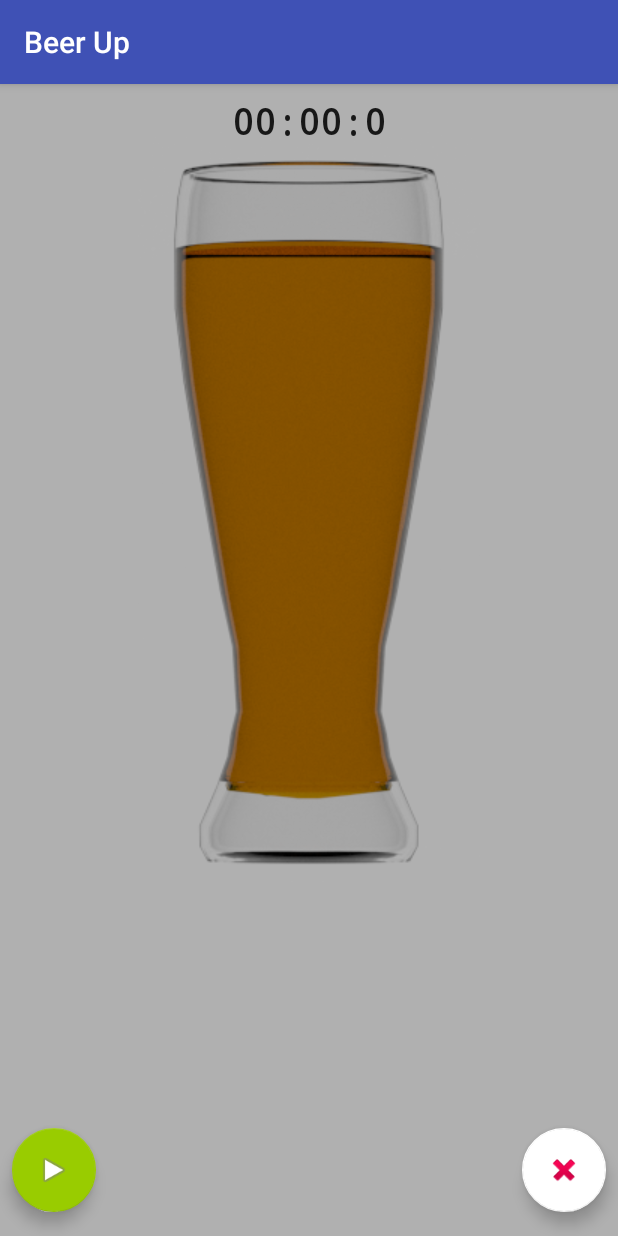
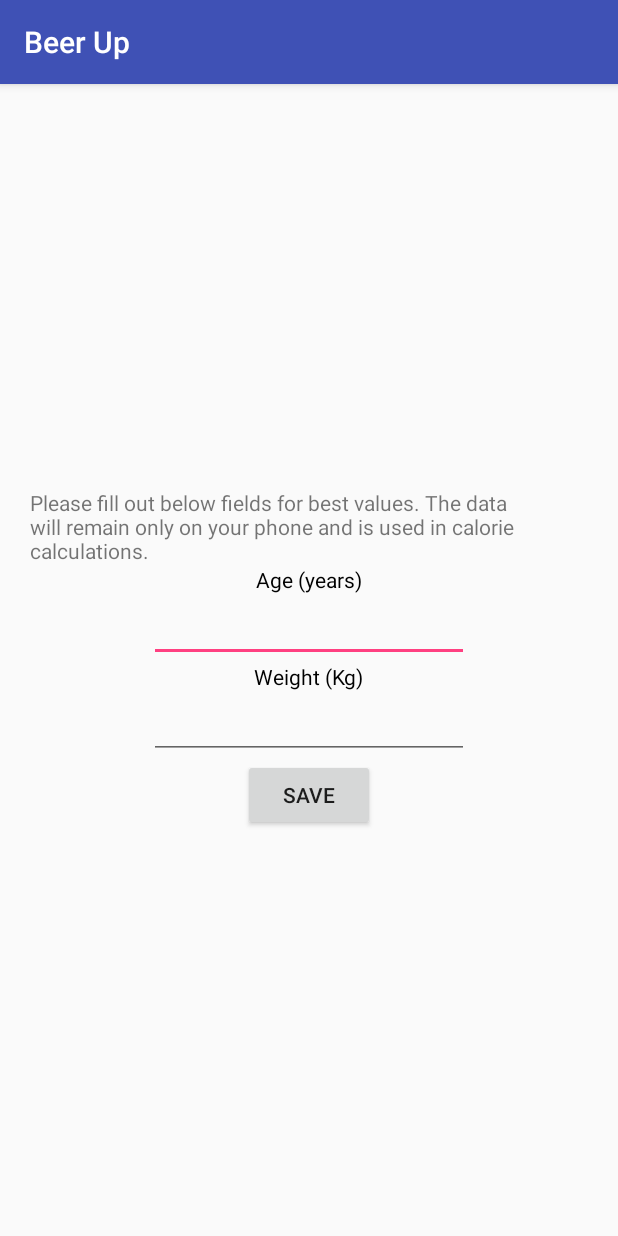
Before and after one commit to somleaciprian/BeerUp, an Android app: the screen it shows after launch (MainActivity), on a phone screen of 412 x 824 dp. Run offline under Robolectric (Android 15) with nearby library versions, the phone set to English and light mode, and no system bars.

Commit message:
added settings page

```diff
--- a/mobile/src/main/java/upsi/beerup/MainActivity.java
+++ b/mobile/src/main/java/upsi/beerup/MainActivity.java
@@ -1,9 +1,14 @@
 package upsi.beerup;
 
+import android.content.Context;
+import android.content.SharedPreferences;
+import android.support.v4.app.FragmentTransaction;
 import android.support.v7.app.AppCompatActivity;
 import android.os.Bundle;
+import android.text.TextUtils;
 
 public class MainActivity extends AppCompatActivity {
+    SharedPreferences sharedPref;
 
     @Override
     protected void onCreate(Bundle savedInstanceState) {
@@ -11,8 +16,21 @@ public class MainActivity extends AppCompatActivity {
         setContentView(R.layout.activity_main);
 
         if (savedInstanceState == null) {
-            MainFragment mf = (MainFragment)
-                    getSupportFragmentManager().findFragmentById(R.id.mainFragment);
+            sharedPref = getSharedPreferences("myPref", Context.MODE_PRIVATE);
+            String  age = sharedPref.getString("age","");
+
+            if (TextUtils.isEmpty(age)) {
+                SettingsFragment sf = new SettingsFragment();
+                FragmentTransaction transaction = getSupportFragmentManager().beginTransaction();
+                transaction.replace(R.id.fragment_container, sf);
+                transaction.commit();
+            }
+            else {
+                MainFragment mf = new MainFragment();
+                FragmentTransaction transaction = getSupportFragmentManager().beginTransaction();
+                transaction.replace(R.id.fragment_container, mf);
+                transaction.commit();
+            }
         }
     }
 }
--- /dev/null
+++ b/mobile/src/main/java/upsi/beerup/SettingsFragment.java
@@ -0,0 +1,62 @@
+package upsi.beerup;
+
+
+import android.app.Activity;
+import android.content.Context;
+import android.content.SharedPreferences;
+import android.os.Bundle;
+import android.support.v4.app.Fragment;
+import android.support.v4.app.FragmentActivity;
+import android.support.v4.app.FragmentTransaction;
+import android.view.LayoutInflater;
+import android.view.View;
+import android.view.ViewGroup;
+import android.widget.Button;
+import android.widget.EditText;
+
+
+/**
+ * A simple {@link Fragment} subclass.
+ */
+public class SettingsFragment extends Fragment implements View.OnClickListener {
+    EditText age;
+    EditText weight;
+    SharedPreferences sharedPref;
+    SharedPreferences.Editor editor;
+
+    public SettingsFragment() {
+        // Required empty public constructor
+    }
+
+    @Override
+    public View onCreateView(LayoutInflater inflater, ViewGroup container,
+                             Bundle savedInstanceState) {
+        // Inflate the layout for this fragment
+        View view = inflater.inflate(R.layout.fragment_settings, container, false);
+        age = (EditText) view.findViewById(R.id.age);
+        weight = (EditText) view.findViewById(R.id.weight);
+        Button save = (Button) view.findViewById(R.id.button);
+        save.setOnClickListener(this);
+
+        return view;
+    }
+
+    @Override
+    public void onClick(View v) {
+        switch (v.getId()) {
+            case R.id.button:
+                // save the data
+                sharedPref = this.getActivity().getSharedPreferences("myPref", Context.MODE_PRIVATE);
+                editor = sharedPref.edit();
+                editor.putString("age", age.getText().toString());
+                editor.putString("weight", weight.getText().toString());
+                editor.commit();
+                // open main fragment
+                MainFragment mf = new MainFragment();
+                FragmentTransaction transaction = this.getFragmentManager().beginTransaction();
+                transaction.replace(R.id.fragment_container, mf);
+                transaction.commit();
+                break;
+        }
+    }
+}
--- a/mobile/src/main/res/layout/activity_main.xml
+++ b/mobile/src/main/res/layout/activity_main.xml
@@ -6,9 +6,8 @@
     android:layout_height="match_parent"
     tools:context=".MainActivity">
 
-    <fragment
-        android:name="upsi.beerup.MainFragment"
-        android:id="@+id/mainFragment"
+    <FrameLayout xmlns:android="http://schemas.android.com/apk/res/android"
+        android:id="@+id/fragment_container"
         android:layout_width="match_parent"
         android:layout_height="match_parent" />
 
--- /dev/null
+++ b/mobile/src/main/res/layout/fragment_settings.xml
@@ -0,0 +1,49 @@
+<?xml version="1.0" encoding="utf-8"?>
+<LinearLayout xmlns:android="http://schemas.android.com/apk/res/android"
+    xmlns:tools="http://schemas.android.com/tools"
+    android:layout_width="match_parent"
+    android:layout_height="match_parent"
+    tools:context=".SettingsFragment"
+    android:orientation="vertical"
+    android:gravity="center">
+
+    <TextView
+        android:layout_width="match_parent"
+        android:layout_height="wrap_content"
+        android:layout_marginLeft="20dp"
+        android:layout_marginRight="20dp"
+        android:text="@string/settings_intro"/>
+
+    <TextView
+        android:layout_width="wrap_content"
+        android:layout_height="wrap_content"
+        android:text="@string/settings_label_age"
+        android:textColor="#000000"/>
+
+    <EditText
+        android:id="@+id/age"
+        android:layout_width="wrap_content"
+        android:layout_height="wrap_content"
+        android:ems="10"
+        android:inputType="number" />
+
+    <TextView
+        android:layout_width="wrap_content"
+        android:layout_height="wrap_content"
+        android:text="@string/settings_label_weight"
+        android:textColor="#000000"/>
+
+    <EditText
+        android:id="@+id/weight"
+        android:layout_width="wrap_content"
+        android:layout_height="wrap_content"
+        android:ems="10"
+        android:inputType="numberDecimal" />
+
+    <Button
+        android:id="@+id/button"
+        android:layout_width="wrap_content"
+        android:layout_height="wrap_content"
+        android:text="@string/settings_button" />
+
+    </LinearLayout>
--- a/mobile/src/main/res/values/strings.xml
+++ b/mobile/src/main/res/values/strings.xml
@@ -1,3 +1,7 @@
 <resources>
     <string name="app_name">Beer Up</string>
+    <string name="settings_intro">Please fill out below fields for best values. The data will remain only on your phone and is used in calorie calculations.</string>
+    <string name="settings_button">Save</string>
+    <string name="settings_label_age">Age (years)</string>
+    <string name="settings_label_weight">Weight (Kg)</string>
 </resources>
```
